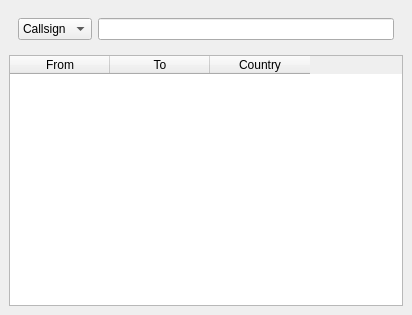
First picture: the form in mainwindow.ui, repository aso824/ituprefix, before the edit.
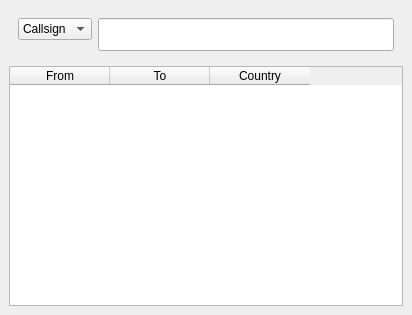
Second picture: the form after the edit.

Diff of the .ui file:
```diff
--- a/mainwindow.ui
+++ b/mainwindow.ui
@@ -33,7 +33,14 @@
         </widget>
        </item>
        <item row="0" column="1">
-        <widget class="QLineEdit" name="edQuery"/>
+        <widget class="QLineEdit" name="edQuery">
+         <property name="minimumSize">
+          <size>
+           <width>0</width>
+           <height>33</height>
+          </size>
+         </property>
+        </widget>
        </item>
       </layout>
      </widget>
```
